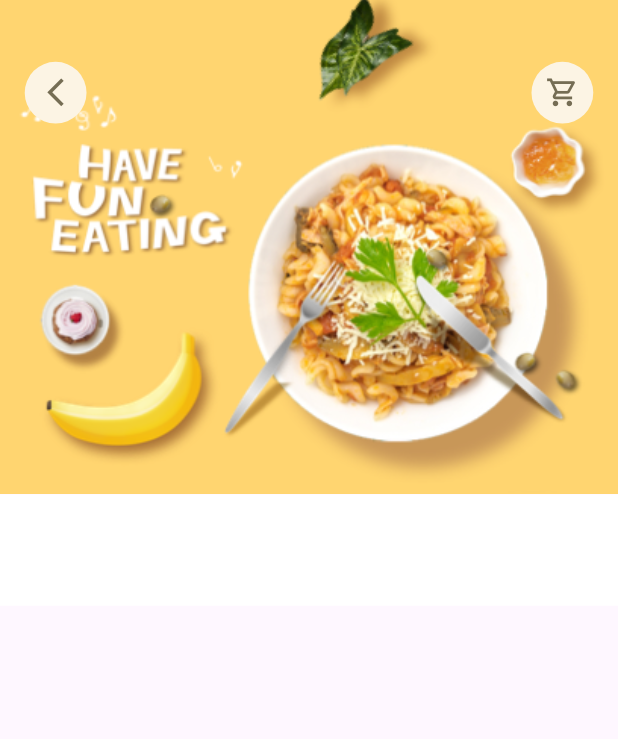
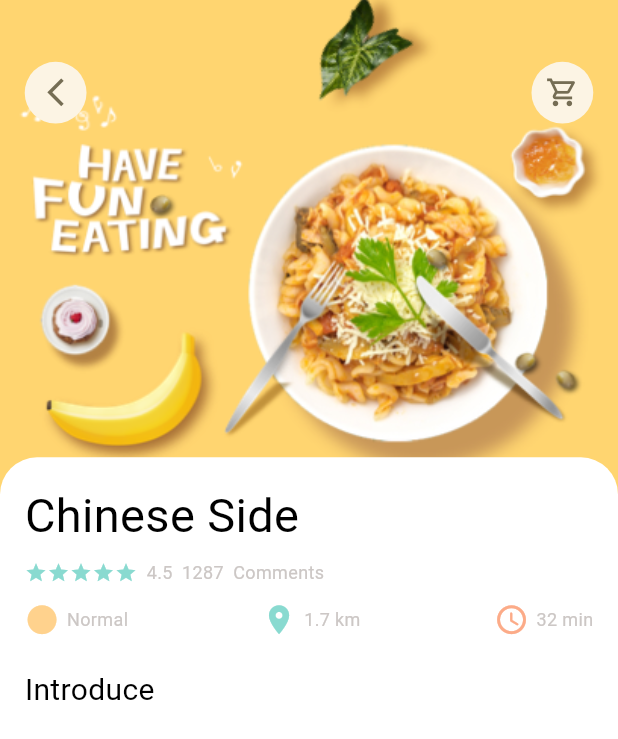
Before and after one commit to INI75/food_order_app, a Flutter app: the screen it shows after launch, after a tap on "Chinese Side", on a phone screen of 412 x 824 dp. Shown: the top 739 px of the screen. Run offline on Flutter 3.47's test engine with Material 2 defaults, Android fonts, the phone set to English and light mode, and no system bars; our stand-ins replace dots_indicator, get.

Commit message:
food page

```diff
--- a/lib/Screens/Food/popular_food_details.dart
+++ b/lib/Screens/Food/popular_food_details.dart
@@ -1,6 +1,12 @@
 import 'package:flutter/material.dart';
+import 'package:food_order_app/utils/colors.dart';
 import 'package:food_order_app/utils/dimensions.dart';
+import 'package:food_order_app/widgets/app_column.dart';
 import 'package:food_order_app/widgets/app_icon_class.dart';
+import 'package:food_order_app/widgets/big_text.dart';
+import 'package:food_order_app/widgets/icon_and_text_widget.dart';
+
+import '../../widgets/small_text.dart';
 
 class PopularFoodDetails extends StatelessWidget {
   static const routeName = '/popularFoodDetails';
@@ -41,18 +47,48 @@ class PopularFoodDetails extends StatelessWidget {
         ),
         Positioned(
           left: 0,
-          top: Dimensions.heightP(.4),
+          top: Dimensions.heightP(.37),
           right: 0,
+          bottom: 0,
           child: Container(
-            padding: EdgeInsets.only(
-                left: Dimensions.widthP(.04),
-                right: Dimensions.widthP(.04),
-                top: Dimensions.heightP(.09)),
-            decoration: BoxDecoration(
-                borderRadius: BorderRadius.circular(.02), color: Colors.white),
-          ),
+              padding: EdgeInsets.only(
+                  left: Dimensions.widthP(.04),
+                  right: Dimensions.widthP(.04),
+                  top: Dimensions.heightP(.02)),
+              decoration: BoxDecoration(
+                  borderRadius: BorderRadius.only(
+                      topLeft: Radius.circular(Dimensions.heightP(.03)),
+                      topRight: Radius.circular(Dimensions.heightP(.03))),
+                  color: Colors.white),
+              child: Column(
+                crossAxisAlignment: CrossAxisAlignment.start,
+                children: [
+                  AppColumn(
+                    text: 'Chinese Side',
+                  ),
+                  ResponsiveSizedBox(height: .025),
+                  BigText(
+                    text: 'Introduce',
+                    color: Colors.black,
+                  )
+                ],
+              )),
         ),
       ]),
+      bottomNavigationBar: Container(
+        padding: EdgeInsets.symmetric(
+            vertical: Dimensions.heightP(.03),
+            horizontal: Dimensions.widthP(.03)),
+        height: Dimensions.heightP(.15),
+        // height: 120,
+        width: double.infinity,
+        decoration: BoxDecoration(
+          color: AppColors.buttonBackgroundColor,
+          borderRadius: BorderRadius.only(
+              topLeft: Radius.circular(Dimensions.heightP(.04)),
+              topRight: Radius.circular(Dimensions.heightP(.04))),
+        ),
+      ),
     );
   }
 }
--- a/lib/Screens/home/food_page_body.dart
+++ b/lib/Screens/home/food_page_body.dart
@@ -3,10 +3,12 @@ import 'package:flutter/material.dart';
 import 'package:food_order_app/Screens/Food/popular_food_details.dart';
 import 'package:food_order_app/utils/colors.dart';
 import 'package:food_order_app/utils/dimensions.dart';
+import 'package:food_order_app/widgets/app_column.dart';
 import 'package:food_order_app/widgets/big_text.dart';
 import 'package:food_order_app/widgets/icon_and_text_widget.dart';
 import 'package:food_order_app/widgets/item_card.dart';
 import 'package:food_order_app/widgets/small_text.dart';
+import 'package:get/get.dart';
 
 class FoodPageBody extends StatefulWidget {
   const FoodPageBody({super.key});
@@ -174,58 +176,7 @@ class _FoodPageBodyState extends State<FoodPageBody> {
                     left: 15,
                     right: 15,
                   ),
-                  child: Column(
-                    crossAxisAlignment: CrossAxisAlignment.start,
-                    children: [
-                      const BigText(
-                        text: 'Chinese Side',
-                        color: Colors.black,
-                      ),
-                      const ResponsiveSizedBox(height: .01),
-                      Row(
-                        children: [
-                          Wrap(
-                            children: List.generate(
-                                5,
-                                (index) => const Icon(
-                                      Icons.star,
-                                      color: AppColors.mainColor,
-                                      size: 15,
-                                    )),
-                          ),
-                          const SizedBox(width: 10),
-                          const SmallText(text: '4.5'),
-                          const SizedBox(width: 10),
-                          const SmallText(text: '1287'),
-                          const SizedBox(width: 10),
-                          const SmallText(text: 'Comments'),
-                        ],
-                      ),
-                      const ResponsiveSizedBox(height: .015),
-                      // const SizedBox(height: 20),
-                      // Dimensions.sizeboxR(heightPercentage: .02),
-                      const Row(
-                        mainAxisAlignment: MainAxisAlignment.spaceBetween,
-                        children: [
-                          IconAndTextWidget(
-                            text: 'Normal',
-                            icon: Icons.circle_sharp,
-                            iconcolor: AppColors.iconColor1,
-                          ),
-                          IconAndTextWidget(
-                            text: '1.7 km',
-                            icon: Icons.location_on,
-                            iconcolor: AppColors.mainColor,
-                          ),
-                          IconAndTextWidget(
-                            text: '32 min',
-                            icon: Icons.access_time_rounded,
-                            iconcolor: AppColors.iconColor2,
-                          ),
-                        ],
-                      )
-                    ],
-                  )),
+                  child: AppColumn(text: 'Chinese Side')),
             ),
           )
         ],
--- /dev/null
+++ b/lib/widgets/app_column.dart
@@ -0,0 +1,70 @@
+import 'package:flutter/material.dart';
+import 'package:food_order_app/utils/colors.dart';
+import 'package:food_order_app/utils/dimensions.dart';
+
+import 'big_text.dart';
+import 'icon_and_text_widget.dart';
+import 'small_text.dart';
+
+class AppColumn extends StatelessWidget {
+  const AppColumn({super.key, required this.text});
+
+  final String text;
+
+  @override
+  Widget build(BuildContext context) {
+    return Column(
+      crossAxisAlignment: CrossAxisAlignment.start,
+      children: [
+        BigText(
+          text: text,
+          size: Dimensions.heightP(.038),
+          color: Colors.black,
+        ),
+        const ResponsiveSizedBox(height: .01),
+        Row(
+          children: [
+            Wrap(
+              children: List.generate(
+                  5,
+                  (index) => const Icon(
+                        Icons.star,
+                        color: AppColors.mainColor,
+                        size: 15,
+                      )),
+            ),
+            const ResponsiveSizedBox(width: 0.015),
+            const SmallText(text: '4.5'),
+            const ResponsiveSizedBox(width: 0.015),
+            const SmallText(text: '1287'),
+            const ResponsiveSizedBox(width: 0.015),
+            const SmallText(text: 'Comments'),
+          ],
+        ),
+        const ResponsiveSizedBox(height: .015),
+        // const SizedBox(height: 20),
+        // Dimensions.sizeboxR(heightPercentage: .02),
+        Row(
+          mainAxisAlignment: MainAxisAlignment.spaceBetween,
+          children: [
+            IconAndTextWidget(
+              text: 'Normal',
+              icon: Icons.circle_sharp,
+              iconcolor: AppColors.iconColor1,
+            ),
+            IconAndTextWidget(
+              text: '1.7 km',
+              icon: Icons.location_on,
+              iconcolor: AppColors.mainColor,
+            ),
+            IconAndTextWidget(
+              text: '32 min',
+              icon: Icons.access_time_rounded,
+              iconcolor: AppColors.iconColor2,
+            ),
+          ],
+        )
+      ],
+    );
+  }
+}
```
